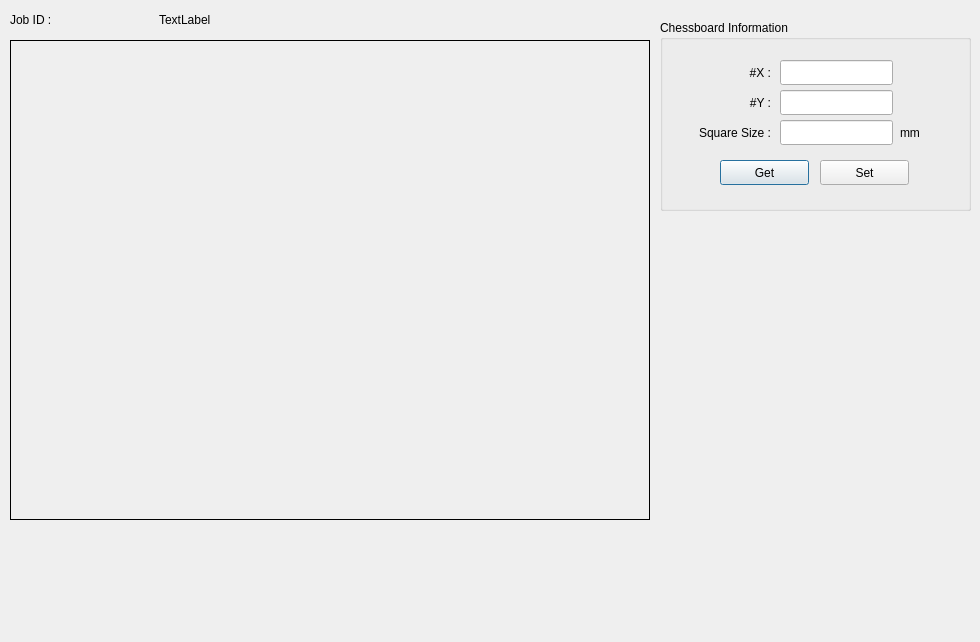
Above: ui/dialogsetcalibration.ui from rendezvue/ViNet before the change. Below: the same form after it.
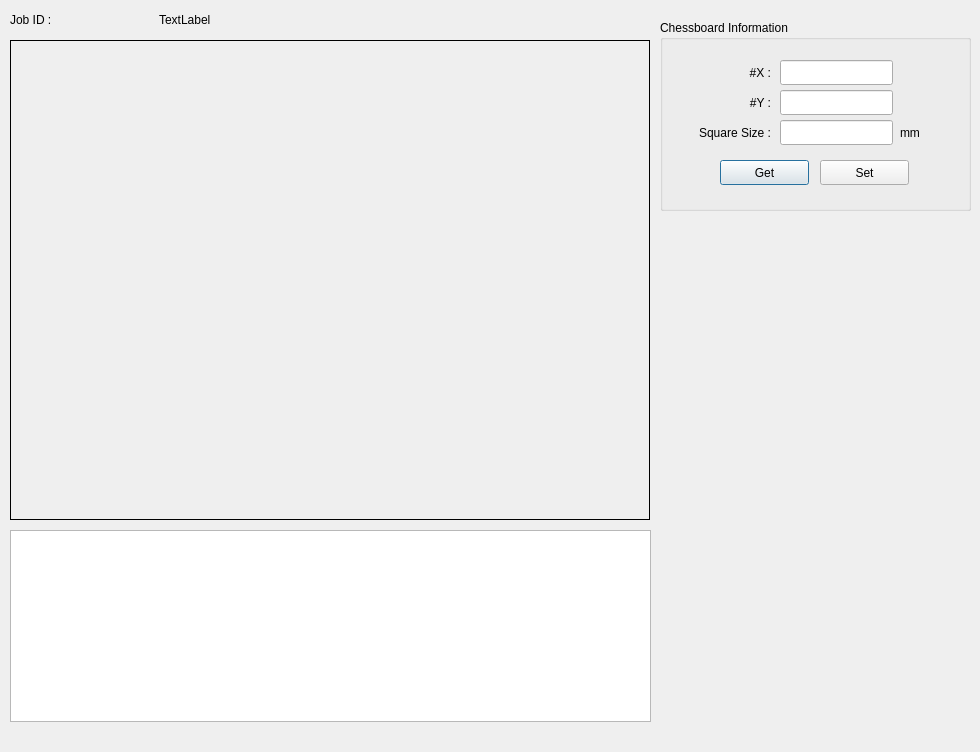
That is the form after the change.

Commit message: Added display of calibration image information.

```diff
--- a/ui/dialogsetcalibration.ui
+++ b/ui/dialogsetcalibration.ui
@@ -7,7 +7,7 @@
     <x>0</x>
     <y>0</y>
     <width>980</width>
-    <height>642</height>
+    <height>752</height>
    </rect>
   </property>
   <property name="windowTitle">
@@ -188,6 +188,28 @@
     </property>
    </widget>
   </widget>
+  <widget class="QListWidget" name="listWidget_calibration">
+   <property name="geometry">
+    <rect>
+     <x>10</x>
+     <y>530</y>
+     <width>641</width>
+     <height>192</height>
+    </rect>
+   </property>
+   <property name="iconSize">
+    <size>
+     <width>160</width>
+     <height>120</height>
+    </size>
+   </property>
+   <property name="resizeMode">
+    <enum>QListView::Adjust</enum>
+   </property>
+   <property name="viewMode">
+    <enum>QListView::IconMode</enum>
+   </property>
+  </widget>
  </widget>
  <resources/>
  <connections/>
```
The commit also changes 1 other file.
